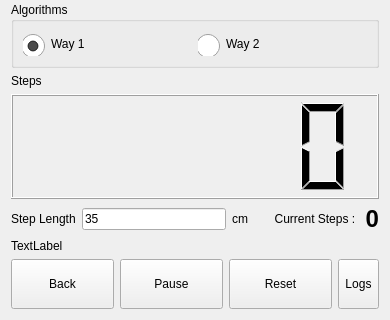
The window that dlgsteps.ui (ic005k/Knot-Legacy) describes before a commit, drawn with Qt 5; both pictures show x 0 to 390 and y 272 to 592 of the 390 by 592 pixel window.
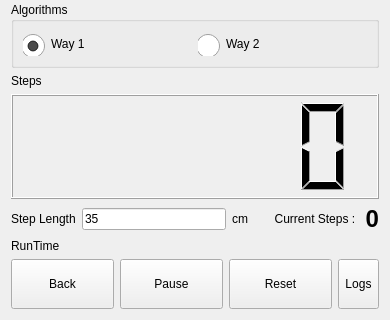
The same window after the commit. Icons and pictures are not drawn.

```diff
--- a/dlgsteps.ui
+++ b/dlgsteps.ui
@@ -277,7 +277,7 @@
    <item row="7" column="0">
     <widget class="QLabel" name="lblTotalRunTime">
      <property name="text">
-      <string>TextLabel</string>
+      <string>RunTime</string>
      </property>
     </widget>
    </item>
```
